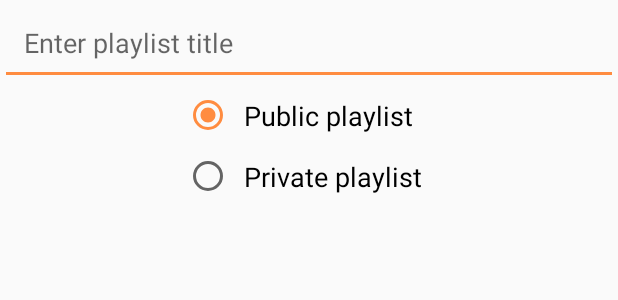
After one commit to pumba30/SoundCloudPlayer, an Android app: the layout dialog_frag_create_playlist.xml on its own in the app's theme, with its tools: preview values and no code run, on a phone screen of 412 x 824 dp. The commit adds this screen. Shown: the top 300 px of the screen. Run offline under Robolectric (Android 15) with nearby library versions, the phone set to English and light mode, and no system bars.

Commit message:
add CreatePlaylist DialogFragment

```diff
--- /dev/null
+++ b/app/src/main/res/layout/dialog_frag_create_playlist.xml
@@ -0,0 +1,43 @@
+<?xml version="1.0" encoding="utf-8"?>
+<RelativeLayout xmlns:android="http://schemas.android.com/apk/res/android"
+                android:layout_width="match_parent"
+                android:layout_height="match_parent"
+                android:orientation="vertical">
+
+    <EditText
+        android:id="@+id/enter_playlist_title"
+        android:layout_width="match_parent"
+        android:layout_height="wrap_content"
+        android:hint="@string/enter_playlist_title"
+        android:imeOptions="actionDone"
+        android:inputType="text"
+        android:padding="16dp"/>
+
+
+    <RadioGroup
+        android:id="@+id/radio_group_select_type_playlist"
+        android:layout_width="wrap_content"
+        android:layout_height="wrap_content"
+        android:layout_below="@+id/enter_playlist_title"
+        android:layout_centerHorizontal="true">
+
+        <RadioButton
+            android:id="@+id/radioButton_public"
+            android:layout_width="wrap_content"
+            android:layout_height="match_parent"
+            android:checked="true"
+            android:padding="8dp"
+            android:text="@string/public_playlist"
+            android:textAppearance="@android:style/TextAppearance.Medium"/>
+
+        <RadioButton
+            android:id="@+id/radioButton_private"
+            android:layout_width="wrap_content"
+            android:layout_height="match_parent"
+            android:padding="8dp"
+            android:text="@string/private_playlist"
+            android:textAppearance="@android:style/TextAppearance.Medium"/>
+    </RadioGroup>
+
+
+</RelativeLayout>
--- a/app/src/main/res/values/strings.xml
+++ b/app/src/main/res/values/strings.xml
@@ -71,5 +71,11 @@
     <string name="trap">Trap</string>
     <string name="triphop">Triphop</string>
     <string name="world">World</string>
+    <string name="enter_playlist_title">Enter playlist title</string>
+    <string name="public_playlist">Public playlist</string>
+    <string name="private_playlist">Private playlist</string>
+    <string name="create_playlist">Create playlist</string>
+    <string name="create">Create</string>
+    <string name="enter_valid_title">Please enter valid title</string>
 
 </resources>
```
Also changed, not shown: app/src/main/java/com/pumba30/soundcloudplayer/ui/adapters/OneAndManyTrackAdapter.java (+33 -6 lines), app/src/main/java/com/pumba30/soundcloudplayer/ui/dialogFragments/AddTrackToListDialog.java (deleted, +0 -8 lines), app/src/main/java/com/pumba30/soundcloudplayer/ui/dialogFragments/AddTrackToPlaylistDialog.java (added, +31 -0 lines), app/src/main/java/com/pumba30/soundcloudplayer/ui/dialogFragments/BaseDialogFragment.java (added, +15 -0 lines), app/src/main/java/com/pumba30/soundcloudplayer/ui/dialogFragments/CreatePlaylistDialog.java (added, +87 -0 lines).
